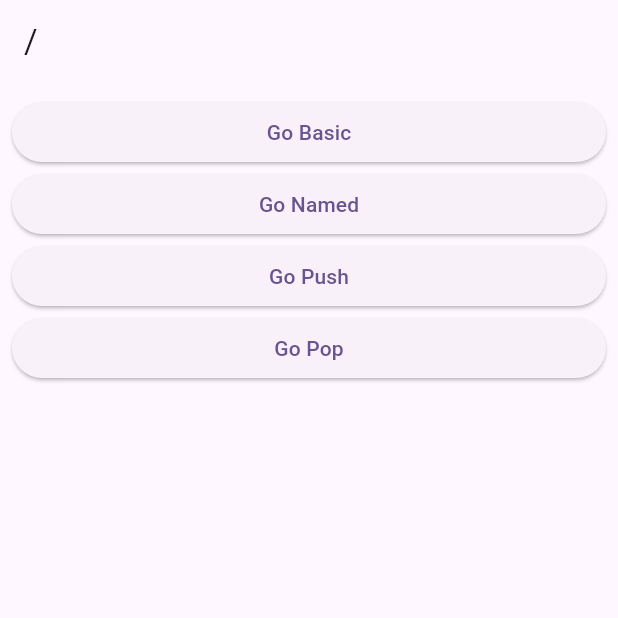
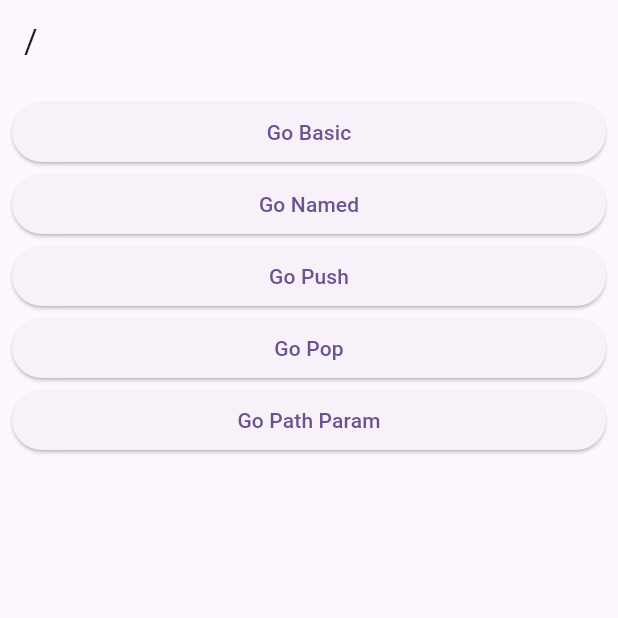
Before and after one commit to wogks/go_router_practice, a Flutter app: the screen it shows after launch, on a phone screen of 412 x 824 dp, the top half of it. Run offline on Flutter 3.47's test engine with Material 2 defaults, Android fonts, the phone set to English and light mode, and no system bars; our stand-ins replace go_router.

Commit message:
Feat: path param

```diff
--- a/lib/router.dart
+++ b/lib/router.dart
@@ -4,6 +4,7 @@
 import 'package:gorout/screens/3_push_screen.dart';
 import 'package:gorout/screens/4_pop_base_screen.dart';
 import 'package:gorout/screens/5_pop_return_screen.dart';
+import 'package:gorout/screens/6_path_param_screen.dart';
 import 'package:gorout/screens/root_screen.dart';
 
 final router = GoRouter(
@@ -37,6 +38,19 @@
             ),
           ],
         ),
+        GoRoute(
+            path: 'path_param/:id',
+            builder: (context, state) {
+              return PathParamScreen();
+            },
+            routes: [
+              GoRoute(
+                path: ':name',
+                builder: (context, state) {
+                  return PathParamScreen();
+                },
+              )
+            ]),
       ],
     ),
   ],
--- a/lib/screens/root_screen.dart
+++ b/lib/screens/root_screen.dart
@@ -34,6 +34,12 @@
             },
             child: const Text('Go Pop'),
           ),
+          ElevatedButton(
+            onPressed: () {
+              context.go('/path_param/456');
+            },
+            child: const Text('Go Path Param'),
+          ),
         ],
       ),
     );
```
Also changed, not shown: lib/screens/6_path_param_screen.dart (added, +26 -0 lines).
